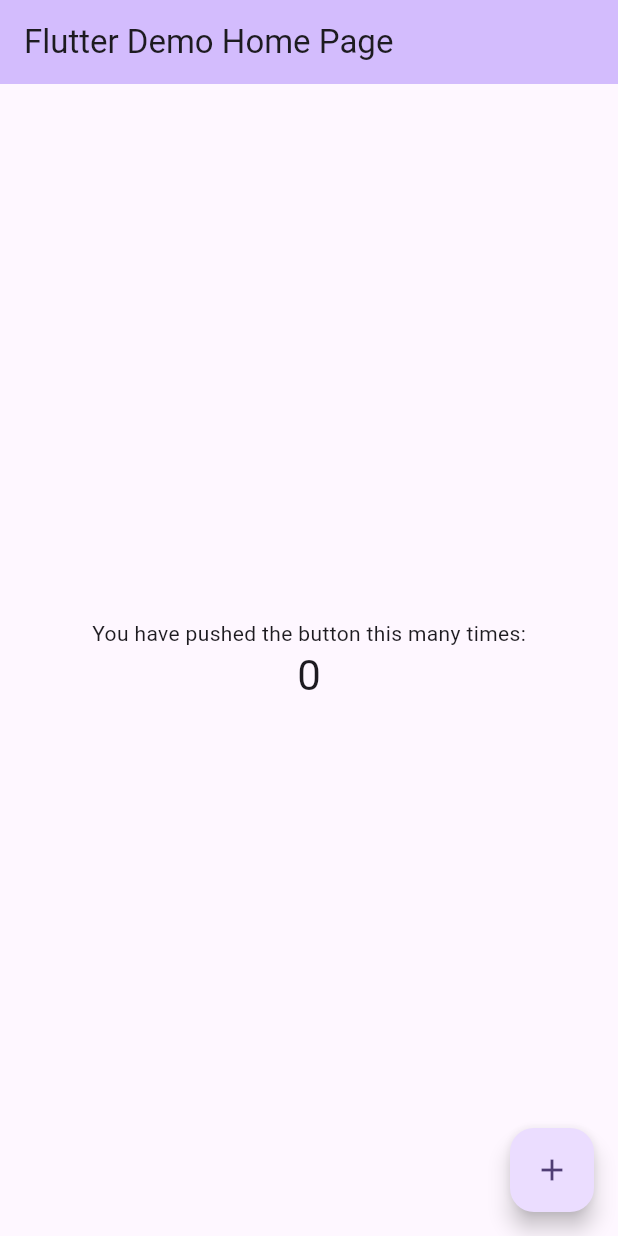
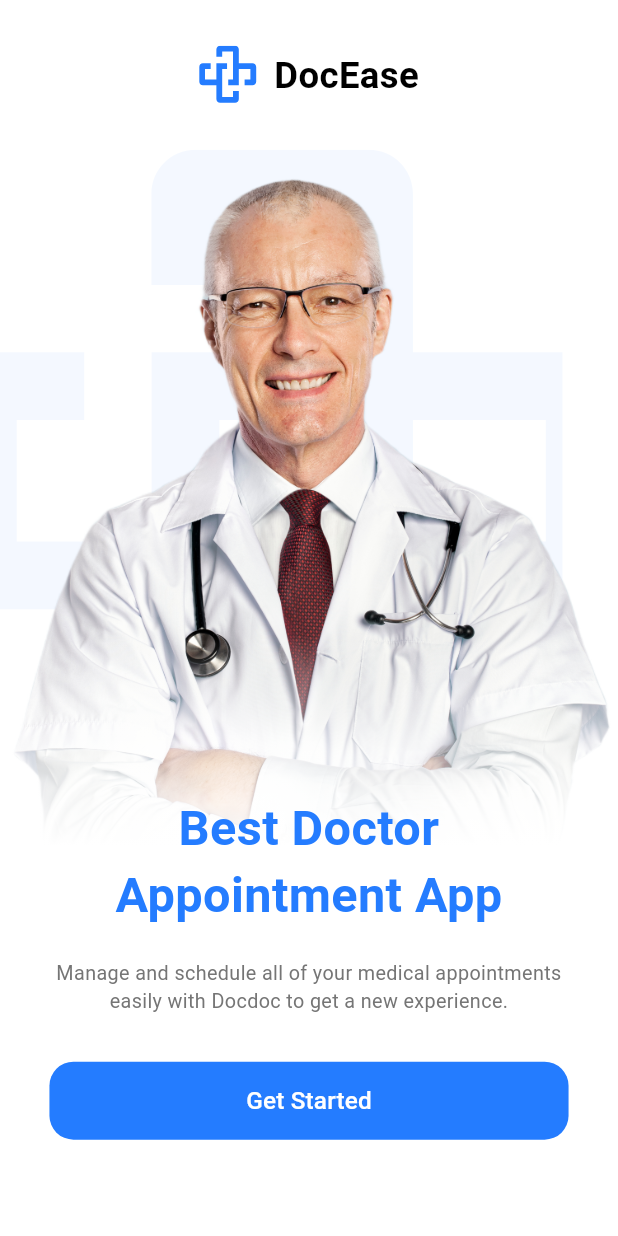
Before and after one commit to ahmedosamayounes/Docease, a Flutter app: the screen it shows after launch, on a phone screen of 412 x 824 dp. Run offline on Flutter 3.47's test engine with Material 3 defaults, Android fonts, the light colour scheme and no system bars; our stand-ins replace flutter_screenutil, flutter_svg, gap.

Commit message:
- added  packages in pubspec.yaml - added client app (doc_ease_app ) and use ScreenUtilInit , AppRouter - added assets file (images , svgs) - added routing filles (app router , routes files - added excetions in (helper file) - added styles , app colors in (theming file - finsh onboarding screen

```diff
--- /dev/null
+++ b/flutter_complete_course/lib/core/helpers/extensions.dart
@@ -0,0 +1,28 @@
+import 'package:flutter/widgets.dart';
+
+extension Navigation on BuildContext {
+  Future<dynamic> pushNamed(String routeName, {Object? arguments}) {
+    return Navigator.of(this).pushNamed(routeName, arguments: arguments);
+  }
+
+  Future<dynamic> pushReplacementNamed(String routeName, {Object? arguments}) {
+    return Navigator.of(this)
+        .pushReplacementNamed(routeName, arguments: arguments);
+  }
+
+  Future<dynamic> pushNamedAndRemoveUntil(String routeName,
+      {Object? arguments, required RoutePredicate predicate}) {
+    return Navigator.of(this)
+        .pushNamedAndRemoveUntil(routeName, predicate, arguments: arguments);
+  }
+
+  void pop() => Navigator.of(this).pop();
+}
+
+extension StringExtension on String? {
+  bool isNullOrEmpty() => this == null || this == "";
+}
+
+extension ListExtension<T> on List<T>? {
+  bool isNullOrEmpty() => this == null || this!.isEmpty;
+}
--- /dev/null
+++ b/flutter_complete_course/lib/core/routing/app_router.dart
@@ -0,0 +1,22 @@
+import 'package:flutter/material.dart';
+import 'package:flutter_complete_course/core/routing/routes.dart';
+import 'package:flutter_complete_course/features/login/login_screen.dart';
+import 'package:flutter_complete_course/features/onboarding/onboarding_screen.dart';
+
+class AppRouter {
+  Route generateRoute(RouteSettings settings) {
+    switch (settings.name) {
+      case Routes.onboardingScreen:
+        return MaterialPageRoute(builder: (_) => OnboardingScreen());
+      case Routes.loginScreen:
+        return MaterialPageRoute(builder: (_) => LoginScreen());
+
+      default:
+        return MaterialPageRoute(
+          builder: (_) => Scaffold(
+            body: Center(child: Text('No route defined for ${settings.name}')),
+          ),
+        );
+    }
+  }
+}
--- /dev/null
+++ b/flutter_complete_course/lib/core/routing/routes.dart
@@ -0,0 +1,5 @@
+class Routes {
+  static const String onboardingScreen = '/onboarding_screen';
+  static const String loginScreen = '/login_screen';
+
+}
--- /dev/null
+++ b/flutter_complete_course/lib/core/theming/app_colors.dart
@@ -0,0 +1,8 @@
+import 'package:flutter/material.dart';
+
+class AppColors {
+  static const Color primaryColor = Color(0xFF247CFF);
+  static const Color grayColor = Color(0xFF757575);
+  static const Color backgroundColor = Color(0xFFF5F5F5);
+  static const Color textColor = Color(0xFF333333);
+}
--- /dev/null
+++ b/flutter_complete_course/lib/core/theming/styles.dart
@@ -0,0 +1,27 @@
+import 'package:flutter/material.dart';
+import 'package:flutter_complete_course/core/theming/app_colors.dart';
+import 'package:flutter_screenutil/flutter_screenutil.dart';
+
+class TextStyles {
+  static TextStyle font24Black700Wight = TextStyle(
+    fontSize: 24.sp,
+    fontWeight: FontWeight.w700,
+    color: Colors.black,
+  );
+  static TextStyle font32PrimaryBold = TextStyle(
+    fontSize: 32.sp,
+    fontWeight: FontWeight.bold,
+    color: AppColors.primaryColor,
+  );
+
+   static TextStyle font13GreyRegular = TextStyle(
+    fontSize: 13.sp,
+    fontWeight: FontWeight.normal,
+    color: AppColors.grayColor,
+  );
+     static TextStyle font16WhiteSemiBold = TextStyle(
+    fontSize: 16.sp,
+    fontWeight: FontWeight.w500,
+    color: Colors.white,
+  );
+}
--- /dev/null
+++ b/flutter_complete_course/lib/doc_ease_app.dart
@@ -0,0 +1,29 @@
+import 'package:flutter/material.dart';
+import 'package:flutter_complete_course/core/routing/app_router.dart';
+import 'package:flutter_complete_course/core/routing/routes.dart';
+import 'package:flutter_complete_course/core/theming/app_colors.dart';
+import 'package:flutter_screenutil/flutter_screenutil.dart';
+
+class DoceaseApp extends StatelessWidget {
+  final AppRouter appRouter;
+  const DoceaseApp({super.key, required this.appRouter});
+
+  @override
+  Widget build(BuildContext context) {
+    return ScreenUtilInit(
+      designSize: const Size(375, 812),
+      minTextAdapt: true,
+      splitScreenMode: true,
+      child: MaterialApp(
+        debugShowCheckedModeBanner: false,
+        title: 'DoceaseApp',
+        theme: ThemeData(
+          primaryColor: AppColors.primaryColor,
+          scaffoldBackgroundColor: Colors.white,
+        ),
+        onGenerateRoute: appRouter.generateRoute,
+        initialRoute: Routes.onboardingScreen,
+      ),
+    );
+  }
+}
--- /dev/null
+++ b/flutter_complete_course/lib/features/login/login_screen.dart
@@ -0,0 +1,10 @@
+import 'package:flutter/material.dart';
+
+class LoginScreen extends StatelessWidget {
+  const LoginScreen({super.key});
+
+  @override
+  Widget build(BuildContext context) {
+    return Container();
+  }
+}
--- /dev/null
+++ b/flutter_complete_course/lib/features/onboarding/onboarding_screen.dart
@@ -0,0 +1,45 @@
+import 'package:flutter/material.dart';
+import 'package:flutter_complete_course/core/theming/styles.dart';
+import 'package:flutter_complete_course/features/onboarding/widgets/onboarding_button.dart';
+import 'package:flutter_complete_course/features/onboarding/widgets/onboarding_content.dart';
+import 'package:flutter_complete_course/features/onboarding/widgets/onboarding_logo.dart';
+import 'package:flutter_screenutil/flutter_screenutil.dart';
+import 'package:gap/gap.dart';
+
+class OnboardingScreen extends StatelessWidget {
+  const OnboardingScreen({super.key});
+
+  @override
+  Widget build(BuildContext context) {
+    return Scaffold(
+      body: SafeArea(
+        child: SingleChildScrollView(
+          child: Padding(
+            padding: EdgeInsets.only(top: 30.h, bottom: 30.h),
+            child: Column(
+              children: [
+                const OnboardingLogo(),
+                Gap(30.h),
+                const OnboardingContent(),
+                Padding(
+                  padding: EdgeInsets.symmetric(horizontal: 30.w),
+                  child: Column(
+                    children: [
+                      Text(
+                        'Manage and schedule all of your medical appointments easily with Docdoc to get a new experience.',
+                        style: TextStyles.font13GreyRegular,
+                        textAlign: TextAlign.center,
+                      ),
+                      Gap(30.h),
+                      OnboardingButton(),
+                    ],
+                  ),
+                ),
+              ],
+            ),
+          ),
+        ),
+      ),
+    );
+  }
+}
--- /dev/null
+++ b/flutter_complete_course/lib/features/onboarding/widgets/onboarding_button.dart
@@ -0,0 +1,30 @@
+import 'package:flutter/material.dart';
+import 'package:flutter_complete_course/core/helpers/extensions.dart';
+import 'package:flutter_complete_course/core/routing/routes.dart';
+import 'package:flutter_complete_course/core/theming/app_colors.dart';
+import 'package:flutter_complete_course/core/theming/styles.dart';
+
+class OnboardingButton extends StatelessWidget {
+  const OnboardingButton({super.key});
+
+  @override
+  Widget build(BuildContext context) {
+    return TextButton(
+      onPressed: () {
+        context.pushNamed(Routes.loginScreen);
+      },
+      style: ButtonStyle(
+        tapTargetSize:
+            MaterialTapTargetSize.shrinkWrap, // remove the default padding
+        minimumSize: MaterialStateProperty.all(
+          Size(double.infinity, 52),
+        ), // set the button to full width and a fixed height
+        backgroundColor: MaterialStateProperty.all(AppColors.primaryColor),
+        shape: MaterialStateProperty.all(
+          RoundedRectangleBorder(borderRadius: BorderRadius.circular(16)),
+        ),
+      ),
+      child: Text('Get Started', style: TextStyles.font16WhiteSemiBold),
+    );
+  }
+}
--- /dev/null
+++ b/flutter_complete_course/lib/features/onboarding/widgets/onboarding_content.dart
@@ -0,0 +1,37 @@
+import 'package:flutter/material.dart';
+import 'package:flutter_complete_course/core/theming/styles.dart';
+import 'package:flutter_svg/flutter_svg.dart';
+
+class OnboardingContent extends StatelessWidget {
+  const OnboardingContent({super.key});
+
+  @override
+  Widget build(BuildContext context) {
+    return Stack(
+      children: [
+        SvgPicture.asset('assets/svgs/logo_low_opacity.svg'),
+        Container(
+          foregroundDecoration: BoxDecoration(
+            gradient: LinearGradient(
+              begin: Alignment.bottomCenter,
+              end: Alignment.topCenter,
+              stops: [0.14, 0.4],
+              colors: [Colors.white, Colors.white.withOpacity(0.0)],
+            ),
+          ),
+          child: Image.asset('assets/images/main_doctor.png'),
+        ),
+        Positioned(
+          bottom: 20,
+          left: 0,
+          right: 0,
+          child: Text(
+            'Best Doctor \nAppointment App',
+            style: TextStyles.font32PrimaryBold.copyWith(height: 1.4),
+            textAlign: TextAlign.center,
+          ),
+        ),
+      ],
+    );
+  }
+}
--- /dev/null
+++ b/flutter_complete_course/lib/features/onboarding/widgets/onboarding_logo.dart
@@ -0,0 +1,21 @@
+import 'package:flutter/material.dart';
+import 'package:flutter_complete_course/core/theming/styles.dart';
+import 'package:flutter_screenutil/flutter_screenutil.dart';
+import 'package:flutter_svg/svg.dart';
+import 'package:gap/gap.dart';
+
+class OnboardingLogo extends StatelessWidget {
+  const OnboardingLogo({super.key});
+
+  @override
+  Widget build(BuildContext context) {
+    return Row(
+      mainAxisAlignment: MainAxisAlignment.center,
+      children: [
+        SvgPicture.asset('assets/svgs/logo.svg'),
+        Gap(10.w),
+        Text('DocEase', style: TextStyles.font24Black700Wight),
+      ],
+    );
+  }
+}
--- a/flutter_complete_course/lib/main.dart
+++ b/flutter_complete_course/lib/main.dart
@@ -1,122 +1,7 @@
 import 'package:flutter/material.dart';
+import 'package:flutter_complete_course/core/routing/app_router.dart';
+import 'package:flutter_complete_course/doc_ease_app.dart';
 
 void main() {
-  runApp(const MyApp());
+  runApp(DoceaseApp(appRouter: AppRouter(),));
 }
-
-class MyApp extends StatelessWidget {
-  const MyApp({super.key});
-
-  // This widget is the root of your application.
-  @override
-  Widget build(BuildContext context) {
-    return MaterialApp(
-      title: 'Flutter Advanced Course',
-      theme: ThemeData(
-        // This is the theme of your application.
-        //
-        // TRY THIS: Try running your application with "flutter run". You'll see
-        // the application has a purple toolbar. Then, without quitting the app,
-        // try changing the seedColor in the colorScheme below to Colors.green
-        // and then invoke "hot reload" (save your changes or press the "hot
-        // reload" button in a Flutter-supported IDE, or press "r" if you used
-        // the command line to start the app).
-        //
-        // Notice that the counter didn't reset back to zero; the application
-        // state is not lost during the reload. To reset the state, use hot
-        // restart instead.
-        //
-        // This works for code too, not just values: Most code changes can be
-        // tested with just a hot reload.
-        colorScheme: .fromSeed(seedColor: Colors.deepPurple),
-      ),
-      home: const MyHomePage(title: 'Flutter Demo Home Page'),
-    );
-  }
-}
-
-class MyHomePage extends StatefulWidget {
-  const MyHomePage({super.key, required this.title});
-
-  // This widget is the home page of your application. It is stateful, meaning
-  // that it has a State object (defined below) that contains fields that affect
-  // how it looks.
-
-  // This class is the configuration for the state. It holds the values (in this
-  // case the title) provided by the parent (in this case the App widget) and
-  // used by the build method of the State. Fields in a Widget subclass are
-  // always marked "final".
-
-  final String title;
-
-  @override
-  State<MyHomePage> createState() => _MyHomePageState();
-}
-
-class _MyHomePageState extends State<MyHomePage> {
-  int _counter = 0;
-
-  void _incrementCounter() {
-    setState(() {
-      // This call to setState tells the Flutter framework that something has
-      // changed in this State, which causes it to rerun the build method below
-      // so that the display can reflect the updated values. If we changed
-      // _counter without calling setState(), then the build method would not be
-      // called again, and so nothing would appear to happen.
-      _counter++;
-    });
-  }
-
-  @override
-  Widget build(BuildContext context) {
-    // This method is rerun every time setState is called, for instance as done
-    // by the _incrementCounter method above.
-    //
-    // The Flutter framework has been optimized to make rerunning build methods
-    // fast, so that you can just rebuild anything that needs updating rather
-    // than having to individually change instances of widgets.
-    return Scaffold(
-      appBar: AppBar(
-        // TRY THIS: Try changing the color here to a specific color (to
-        // Colors.amber, perhaps?) and trigger a hot reload to see the AppBar
-        // change color while the other colors stay the same.
-        backgroundColor: Theme.of(context).colorScheme.inversePrimary,
-        // Here we take the value from the MyHomePage object that was created by
-        // the App.build method, and use it to set our appbar title.
-        title: Text(widget.title),
-      ),
-      body: Center(
-        // Center is a layout widget. It takes a single child and positions it
-        // in the middle of the parent.
-        child: Column(
-          // Column is also a layout widget. It takes a list of children and
-          // arranges them vertically. By default, it sizes itself to fit its
-          // children horizontally, and tries to be as tall as its parent.
-          //
-          // Column has various properties to control how it sizes itself and
-          // how it positions its children. Here we use mainAxisAlignment to
-          // center the children vertically; the main axis here is the vertical
-          // axis because Columns are vertical (the cross axis would be
-          // horizontal).
-          //
-          // TRY THIS: Invoke "debug painting" (choose the "Toggle Debug Paint"
-          // action in the IDE, or press "p" in the console), to see the
-          // wireframe for each widget.
-          mainAxisAlignment: .center,
-          children: [
-            const Text('You have pushed the button this many times:'),
-            Text(
-              '$_counter',
-              style: Theme.of(context).textTheme.headlineMedium,
-            ),
-          ],
-        ),
-      ),
-      floatingActionButton: FloatingActionButton(
-        onPressed: _incrementCounter,
-        tooltip: 'Increment',
-        child: const Icon(Icons.add),
-      ),
-    );
-  }
-}
```
Also changed, not shown: flutter_complete_course/pubspec.yaml (+48 -6 lines), flutter_complete_course/assets/images/main_doctor.png (added), flutter_complete_course/assets/svgs/logo.svg (added), flutter_complete_course/assets/svgs/logo_low_opacity.svg (added), flutter_complete_course/pubspec.lock, 2 other files.
